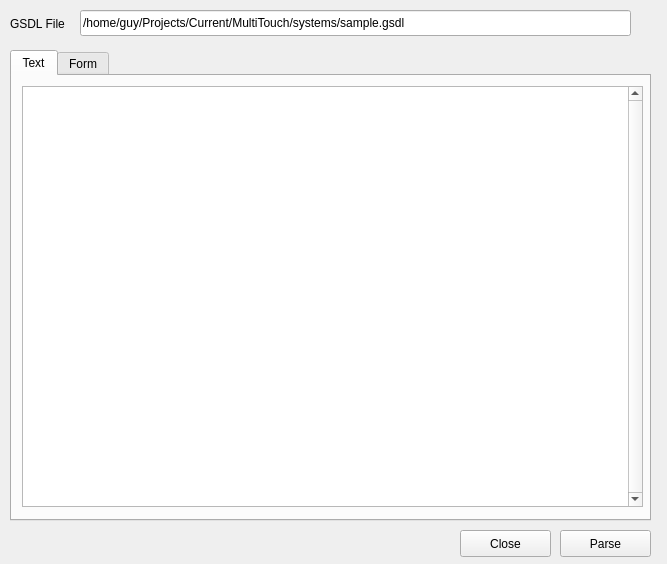
Above: src/char/ParserWindow.ui from guyvdb/Multi-Touch before the change. Below: the same form after it.
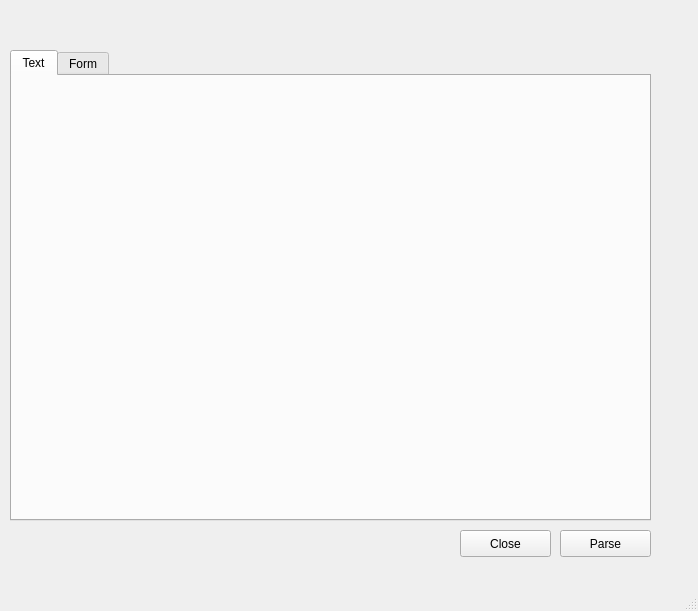
That is the form after the change.

Commit message: Clean up test parser window

Patch:
```diff
--- a/src/char/ParserWindow.ui
+++ b/src/char/ParserWindow.ui
@@ -6,40 +6,14 @@
    <rect>
     <x>0</x>
     <y>0</y>
-    <width>667</width>
-    <height>564</height>
+    <width>698</width>
+    <height>611</height>
    </rect>
   </property>
   <property name="windowTitle">
    <string>ParserWindow</string>
   </property>
   <widget class="QWidget" name="centralWidget">
-   <widget class="QLabel" name="label">
-    <property name="geometry">
-     <rect>
-      <x>10</x>
-      <y>16</y>
-      <width>60</width>
-      <height>16</height>
-     </rect>
-    </property>
-    <property name="text">
-     <string>GSDL File</string>
-    </property>
-   </widget>
-   <widget class="QLineEdit" name="txtFileName">
-    <property name="geometry">
-     <rect>
-      <x>80</x>
-      <y>10</y>
-      <width>551</width>
-      <height>26</height>
-     </rect>
-    </property>
-    <property name="text">
-     <string>/home/guy/Projects/Current/MultiTouch/systems/sample.gsdl</string>
-    </property>
-   </widget>
    <widget class="QPushButton" name="btnParse">
     <property name="geometry">
      <rect>
@@ -82,19 +56,6 @@
      <attribute name="title">
       <string>Text</string>
      </attribute>
-     <widget class="QPlainTextEdit" name="txtResult">
-      <property name="geometry">
-       <rect>
-        <x>10</x>
-        <y>10</y>
-        <width>621</width>
-        <height>421</height>
-       </rect>
-      </property>
-      <property name="verticalScrollBarPolicy">
-       <enum>Qt::ScrollBarAlwaysOn</enum>
-      </property>
-     </widget>
     </widget>
     <widget class="QWidget" name="tabForm">
      <attribute name="title">
@@ -103,6 +64,7 @@
     </widget>
    </widget>
   </widget>
+  <widget class="QStatusBar" name="statusBar"/>
  </widget>
  <layoutdefault spacing="6" margin="11"/>
  <resources/>
```
Left out of the diff: 4 changed lines with no effect on the pictures. The commit also changes 4 other files.
